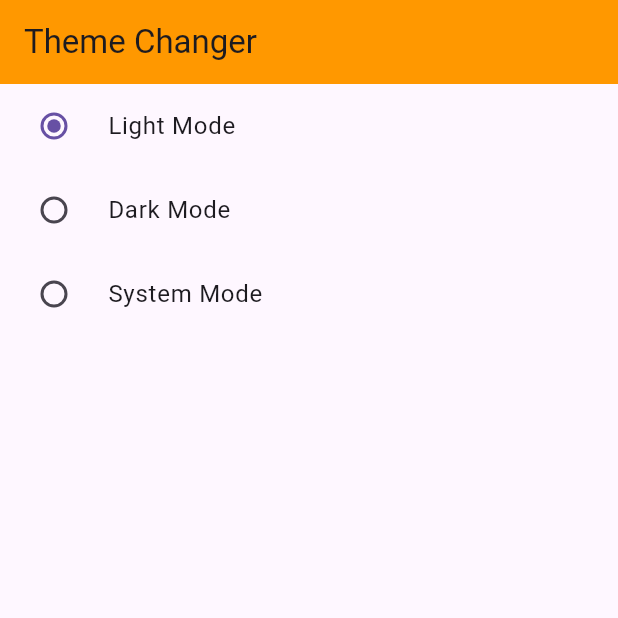
After one commit to Haroon913/provider_flutter, a Flutter app: the screen it shows after launch, after a tap on "Light Mode", on a phone screen of 412 x 824 dp, the top half of it. The commit adds this screen. Run offline on Flutter 3.47's test engine with Material 3 defaults, Android fonts, the phone set to English and light mode, and no system bars; missing offline and left inert: dart:ffi.

Commit message:
lecture 8

```diff
--- a/lib/main.dart
+++ b/lib/main.dart
@@ -2,7 +2,9 @@ import 'package:flutter/material.dart';
 import 'package:flutter_provider/provider/count_provider.dart';
 import 'package:flutter_provider/provider/example_one_provider.dart';
 import 'package:flutter_provider/provider/favourite_provider.dart';
+import 'package:flutter_provider/provider/theme_changer_provider.dart';
 import 'package:flutter_provider/screens/count_example.dart';
+import 'package:flutter_provider/screens/darktheme.dart';
 import 'package:flutter_provider/screens/example_one.dart';
 import 'package:flutter_provider/screens/favourite/favouritescreen.dart';
 import 'package:provider/provider.dart';
@@ -21,16 +23,23 @@ class MyApp extends StatelessWidget {
         providers: [
           ChangeNotifierProvider(create: (_) => CountProvider()),
           ChangeNotifierProvider(create: (_) => ExampleOneProvider()),
-        ChangeNotifierProvider(create: (_) => FavouriteItemProvider())
+          ChangeNotifierProvider(create: (_) => FavouriteItemProvider()),
+          ChangeNotifierProvider(create: (_) => ThemeChanger())
         ],
-      child: MaterialApp(
+        child: Builder(builder: (BuildContext context) {
+          final themeChanger = Provider.of<ThemeChanger>(context);
+          return MaterialApp(
             title: 'Flutter Demo',
+            themeMode: themeChanger.themeMode,
             theme: ThemeData(
-          colorScheme: ColorScheme.fromSeed(seedColor: Colors.deepPurple),
-          useMaterial3: true,
-        ),
-        home: const Favouritescreen(),
-      ),
+                brightness: Brightness.light,
+                primarySwatch: Colors.teal,
+                appBarTheme: AppBarTheme(backgroundColor: Colors.orange)),
+            darkTheme: ThemeData(
+                brightness: Brightness.dark,
+                appBarTheme: AppBarTheme(backgroundColor: Colors.teal)),
+            home: const DarkThemeScreen(),
           );
+        }));
   }
 }
--- /dev/null
+++ b/lib/provider/theme_changer_provider.dart
@@ -0,0 +1,10 @@
+import 'package:flutter/material.dart';
+
+class ThemeChanger with ChangeNotifier {
+  var _themeMode = ThemeMode.light;
+  ThemeMode get themeMode => _themeMode;
+  void setTheme(themeMode) {
+    _themeMode = themeMode;
+    notifyListeners();
+  }
+}
--- /dev/null
+++ b/lib/screens/darktheme.dart
@@ -0,0 +1,41 @@
+import 'package:flutter/material.dart';
+import 'package:flutter_provider/provider/theme_changer_provider.dart';
+import 'package:provider/provider.dart';
+
+class DarkThemeScreen extends StatefulWidget {
+  const DarkThemeScreen({super.key});
+
+  @override
+  State<DarkThemeScreen> createState() => _DarkThemeScreenState();
+}
+
+class _DarkThemeScreenState extends State<DarkThemeScreen> {
+  @override
+  Widget build(BuildContext context) {
+    final themeChanger = Provider.of<ThemeChanger>(context);
+    return Scaffold(
+      appBar: AppBar(
+        title: Text('Theme Changer'),
+      ),
+      body: Column(
+        children: [
+          RadioListTile<ThemeMode>(
+              title: Text('Light Mode'),
+              value: ThemeMode.light,
+              groupValue: themeChanger.themeMode,
+              onChanged: themeChanger.setTheme),
+          RadioListTile<ThemeMode>(
+              title: Text('Dark Mode'),
+              value: ThemeMode.dark,
+              groupValue: themeChanger.themeMode,
+              onChanged: themeChanger.setTheme),
+          RadioListTile<ThemeMode>(
+              title: Text('System Mode'),
+              value: ThemeMode.system,
+              groupValue: themeChanger.themeMode,
+              onChanged: themeChanger.setTheme),
+        ],
+      ),
+    );
+  }
+}
```
Lines whose indentation alone changed are shown as unchanged.
